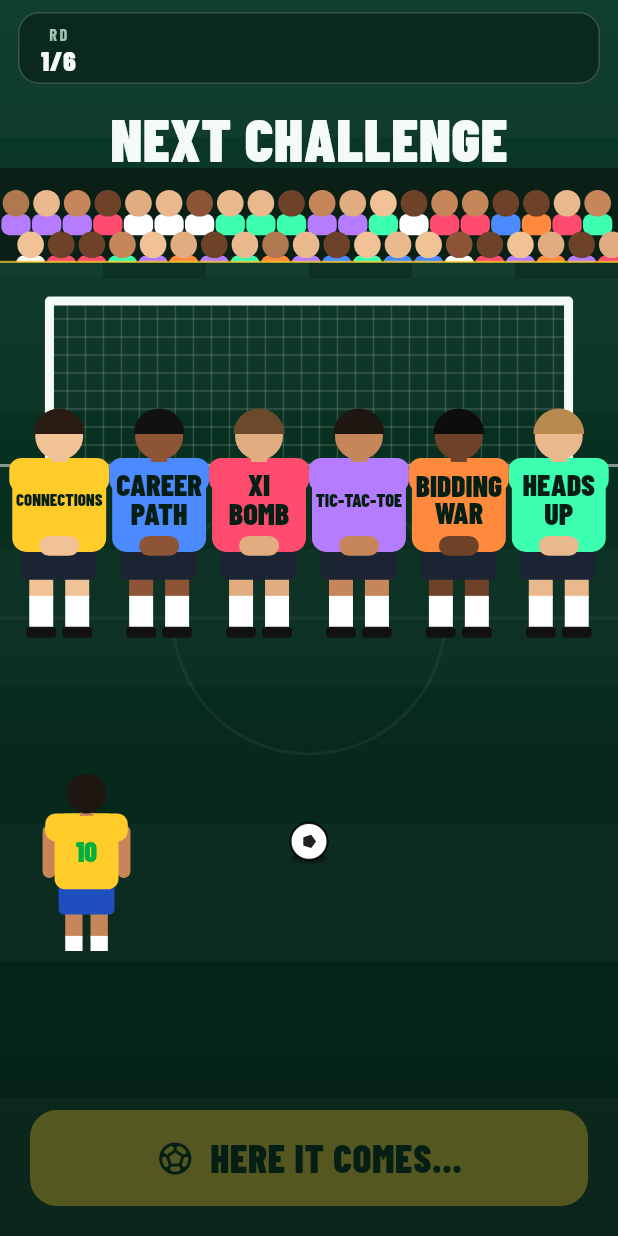
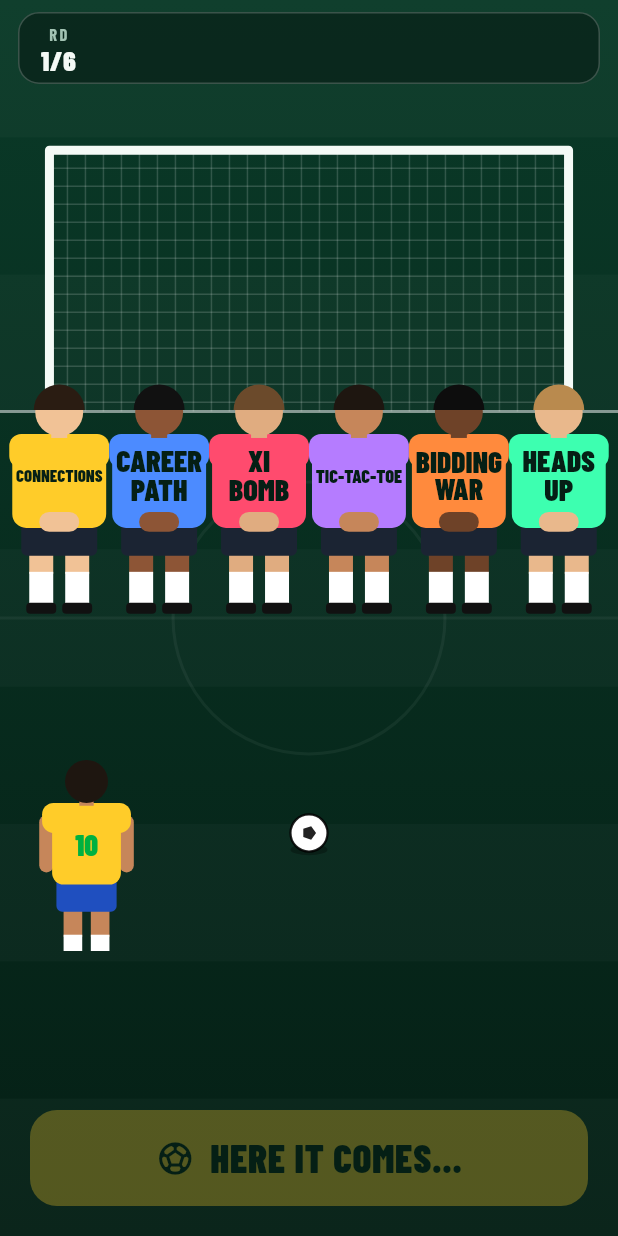
Before and after one commit to UncleAnthonys/quizinho, a Flutter app: the FreeKickScreen screen opened directly with empty values, after a tap on "PICK NEXT GAME", on a phone screen of 412 x 824 dp. Run offline on Flutter 3.47's test engine with Material 3 defaults, Android fonts, the phone set to English and light mode, and no system bars; our stand-ins replace audioplayers, sensors_plus, shared_preferences, speech_to_text, sqflite; accounts and stored records are empty.

Commit message:
Free kick: back to wildcard in the wall; drop the NEXT CHALLENGE heading
Co-Authored-By: Claude Opus 5.5 <noreply@anthropic.com>
Claude-Session: https://claude.ai/code/session_01Va16YyzRqxyN5QUKSTtrFu

```diff
--- a/lib/ui/screens/free_kick_screen.dart
+++ b/lib/ui/screens/free_kick_screen.dart
@@ -10,10 +10,9 @@ import '../../domain/tournament.dart';
 import '../match_flow.dart';
 import '../widgets/common.dart';
 
-/// "NEXT CHALLENGE": the games stand in a free-kick wall, one per shirt.
+/// Picks the next game: the games stand in a free-kick wall, one per shirt.
 /// The taker runs up, the ball smacks one of them, he goes down and that's the
-/// next game. The wildcard isn't in the wall: when it comes up the shot flies
-/// way wide and clatters a fan in the crowd. The pick itself comes from [Tournament.spin], and the animation
+/// next game. The pick itself comes from [Tournament.spin], and the animation
 /// just aims at it.
 class FreeKickScreen extends StatefulWidget {
   const FreeKickScreen({super.key, required this.tournament});
@@ -37,13 +36,11 @@ class _FreeKickScreenState extends State<FreeKickScreen> with TickerProviderStat
       AnimationController(vsync: this, duration: const Duration(milliseconds: 1800))..repeat();
   late final AnimationController _reveal =
       AnimationController(vsync: this, duration: const Duration(milliseconds: 600));
-  late final List<GameModeId> _wall =
-      widget.tournament.wheelSegments.where((m) => m != GameModeId.wildcard).toList();
-  late final _ShirtLabels _labels = _ShirtLabels(_wall);
+  late final List<GameModeId> _segments = widget.tournament.wheelSegments;
+  late final _ShirtLabels _labels = _ShirtLabels(_segments);
   final _rnd = Random();
 
-  int? _target; // wall index hit; null when it goes in the crowd
-  bool _crowd = false;
+  int? _target;
   double _curl = 1;
   bool _struck = false;
   bool _hit = false;
@@ -87,8 +84,7 @@ class _FreeKickScreenState extends State<FreeKickScreen> with TickerProviderStat
     final target = widget.tournament.spin();
     setState(() {
       _running = true;
-      _crowd = target == GameModeId.wildcard;
-      _target = _crowd ? null : _wall.indexOf(target);
+      _target = _segments.indexOf(target);
       _curl = _rnd.nextBool() ? 1 : -1;
     });
     _s.sound.play(Sfx.whistle, volume: 0.6);
@@ -122,21 +118,17 @@ class _FreeKickScreenState extends State<FreeKickScreen> with TickerProviderStat
           child: Column(children: [
             Scoreboard(tournament: t),
             const SizedBox(height: 12),
-            Text(t.isFinalRound ? 'FINAL ROUND' : 'NEXT CHALLENGE',
-                style: AppText.headline(40, color: t.isFinalRound ? Palette.gold : Palette.text)),
             Expanded(
               child: GestureDetector(
                 onTap: _go,
                 child: CustomPaint(
                   size: Size.infinite,
                   painter: _FreeKickPainter(
-                    segments: _wall,
+                    segments: _segments,
                     labels: _labels,
                     kick: _kick,
                     idle: _idle,
-                    going: _running || _landed != null,
                     target: _target,
-                    crowd: _crowd,
                     curl: _curl,
                   ),
                 ),
@@ -149,7 +141,7 @@ class _FreeKickScreenState extends State<FreeKickScreen> with TickerProviderStat
                 child: landed == null
                     ? Column(mainAxisAlignment: MainAxisAlignment.end, children: [
                         BigButton(
-                          label: _running ? 'Here it comes…' : 'Pick next game',
+                          label: _running ? 'Here it comes…' : (t.isFinalRound ? 'Pick final game' : 'Pick next game'),
                           icon: Icons.sports_soccer,
                           onPressed: _running ? null : _go,
                         ),
@@ -235,9 +227,7 @@ class _FreeKickPainter extends CustomPainter {
     required this.labels,
     required this.kick,
     required this.idle,
-    required this.going,
     required this.target,
-    required this.crowd,
     required this.curl,
   }) : super(repaint: Listenable.merge([kick, idle]));
 
@@ -245,9 +235,7 @@ class _FreeKickPainter extends CustomPainter {
   final _ShirtLabels labels;
   final Animation<double> kick;
   final Animation<double> idle;
-  final bool going; // kick under way (or done)
-  final int? target; // wall player hit, null before the kick or for the crowd
-  final bool crowd; // wildcard: the shot goes in the stands
+  final int? target;
   final double curl;
 
   static const _skins = [
@@ -279,27 +267,20 @@ class _FreeKickPainter extends CustomPainter {
 
     final spot = Offset(w * 0.5, h * 0.86);
     final ballR = max(7.0, min(w, h) * 0.03);
-    // The unlucky fan sits in the front row, out by the corner flag.
-    final fan = Offset(curl > 0 ? w * 0.92 : w * 0.08, h * 0.098);
-    final chest = tgt != null ? Offset(px(tgt), feetY - figH * 0.58) : (crowd ? fan : spot);
-    // Fall away from where the shot came from, but never off the screen.
-    var dir = tgt == null ? 1.0 : (px(tgt) >= spot.dx ? 1.0 : -1.0);
-    if (tgt != null) {
-      final reach = px(tgt) + dir * figH * 0.95;
-      if (reach > w || reach < 0) dir = -dir;
-    }
+    final chest = tgt == null ? spot : Offset(px(tgt), feetY - figH * 0.58);
+    // Fall away from where the shot came from.
+    final dir = tgt == null ? 1.0 : (px(tgt) >= spot.dx ? 1.0 : -1.0);
 
-    _stands(canvas, w, h, t, fan);
     _goal(canvas, w, h);
 
     // Everyone hops as the ball is struck.
     double hop() {
       const end = _Beat.impact + 0.12;
-      if (!going || t < _Beat.strike || t > end) return 0;
+      if (tgt == null || t < _Beat.strike || t > end) return 0;
       return sin((t - _Beat.strike) / (end - _Beat.strike) * pi) * slot * 0.32;
     }
 
-    final idleOn = !going;
+    final idleOn = tgt == null;
     for (var i = 0; i < n; i++) {
       if (i == tgt) continue;
       final bob = idleOn ? sin((idle.value + i * 0.17) * 2 * pi) * slot * 0.025 : 0.0;
@@ -312,61 +293,13 @@ class _FreeKickPainter extends CustomPainter {
       _player(canvas, Offset(px(tgt), feetY - (down ? 0 : hop())), slot, tgt, angle, down);
       if (down && t < _Beat.impact + 0.12) _burst(canvas, chest, slot, (t - _Beat.impact) / 0.12);
     }
-    if (crowd && going && t >= _Beat.impact && t < _Beat.impact + 0.12) {
-      _burst(canvas, fan, h * 0.05, (t - _Beat.impact) / 0.12);
-    }
 
     _ball(canvas, t, spot, chest, ballR, feetY, slot, dir, w, h);
-    _takerFigure(canvas, t, w, h, going);
-  }
-
-  /// Two rows of fans behind the goal, with advertising boards in front.
-  void _stands(Canvas canvas, double w, double h, double t, Offset fan) {
-    final bottom = h * 0.14;
-    canvas.drawRect(Rect.fromLTRB(0, 0, w, bottom), Paint()..color = const Color(0xFF0A1F16));
-    final r = h * 0.017;
-    final rnd = Random(11); // same crowd every frame
-    final jump = going && t >= _Beat.impact ? sin(((t - _Beat.impact) / 0.3).clamp(0.0, 1.0) * pi) * r * 0.9 : 0.0;
-    for (final (row, y) in [(0, h * 0.045), (1, h * 0.098)]) {
-      for (var x = r * (row == 0 ? 1.2 : 2.3); x < w; x += r * 2.3) {
-        final skin = _skins[rnd.nextInt(_skins.length)];
-        final top = Palette.teams[rnd.nextInt(Palette.teams.length)];
-        final phase = rnd.nextDouble();
-        if (crowd && row == 1 && (x - fan.dx).abs() < r * 1.6) continue; // drawn on their own below
-        final bob = going ? -jump * phase : sin((idle.value + phase) * 2 * pi) * r * 0.12;
-        _fan(canvas, Offset(x, y + bob), r, skin, top, 0);
-      }
-    }
-    if (crowd) {
-      final f = going && t >= _Beat.impact ? ((t - _Beat.impact) / 0.35).clamp(0.0, 1.0) : 0.0;
-      _fan(canvas, fan, r, _skins[1], Palette.teams[3], -curl * 0.75 * Curves.elasticOut.transform(f));
-    }
-    // advertising boards
-    final boardTop = h * 0.12;
-    const segs = 6;
-    for (var k = 0; k < segs; k++) {
-      canvas.drawRect(Rect.fromLTRB(w * k / segs, boardTop, w * (k + 1) / segs, bottom),
-          Paint()..color = k.isEven ? const Color(0xFF123F2D) : const Color(0xFF0D3122));
-    }
-    canvas.drawLine(Offset(0, boardTop), Offset(w, boardTop),
-        Paint()
-          ..color = Palette.yellow.withValues(alpha: 0.7)
-          ..strokeWidth = 1.5);
-  }
-
-  /// A fan: head and shoulders, tipped back by [tilt] radians when hit.
-  void _fan(Canvas canvas, Offset head, double r, Color skin, Color top, double tilt) {
-    canvas.save();
-    canvas.translate(head.dx, head.dy + r * 1.8);
-    canvas.rotate(tilt);
-    canvas.drawRRect(RRect.fromLTRBR(-r * 1.1, -r * 1.0, r * 1.1, r * 0.6, Radius.circular(r * 0.6)),
-        Paint()..color = top);
-    canvas.drawCircle(Offset(0, -r * 1.8), r, Paint()..color = skin);
-    canvas.restore();
+    _takerFigure(canvas, t, w, h, tgt != null);
   }
 
   void _goal(Canvas canvas, double w, double h) {
-    final l = w * 0.08, r = w * 0.92, top = h * 0.17, bottom = h * 0.38;
+    final l = w * 0.08, r = w * 0.92, top = h * 0.05, bottom = h * 0.36;
     final net = Paint()
       ..color = Colors.white.withValues(alpha: 0.16)
       ..strokeWidth = 1;
@@ -457,34 +390,21 @@ class _FreeKickPainter extends CustomPainter {
     double r;
     double groundY;
     double spin = 0;
-    var opacity = 1.0;
-    if (!going || t < _Beat.strike) {
+    if (target == null || t < _Beat.strike) {
       pos = spot;
       r = r0;
       groundY = spot.dy;
     } else if (t < _Beat.impact) {
       final u = Curves.easeIn.transform((t - _Beat.strike) / (_Beat.impact - _Beat.strike)) * 0.85 +
           (t - _Beat.strike) / (_Beat.impact - _Beat.strike) * 0.15;
-      // Wall: bends round and back in. Crowd: slices away towards the corner flag.
-      final ctrl = crowd
-          ? Offset(spot.dx + (chest.dx - spot.dx) * 0.2, (spot.dy + chest.dy) / 2)
-          : Offset((spot.dx + chest.dx) / 2 + curl * w * 0.30, (spot.dy + chest.dy) / 2 - h * 0.04);
+      final ctrl = Offset((spot.dx + chest.dx) / 2 + curl * w * 0.30, (spot.dy + chest.dy) / 2 - h * 0.04);
       pos = Offset(
         (1 - u) * (1 - u) * spot.dx + 2 * (1 - u) * u * ctrl.dx + u * u * chest.dx,
         (1 - u) * (1 - u) * spot.dy + 2 * (1 - u) * u * ctrl.dy + u * u * chest.dy,
       );
-      r = _lerp(r0, r0 * (crowd ? 0.5 : 0.72), u);
-      groundY = crowd ? pos.dy + h * 0.08 * (1 - u) : _lerp(spot.dy, feetY, u);
+      r = _lerp(r0, r0 * 0.72, u);
+      groundY = _lerp(spot.dy, feetY, u);
       spin = u * 12;
-    } else if (crowd) {
-      // Pops up off the fan's head and disappears into the stand.
-      final u = ((t - _Beat.impact) / 0.3).clamp(0.0, 1.0);
-      pos = chest + Offset(-curl * w * 0.06 * u, -sin(u * pi) * h * 0.05 + u * h * 0.03);
-      r = r0 * 0.5;
-      groundY = pos.dy;
-      spin = 12 + u * 6;
-      opacity = 1 - u;
-      if (opacity <= 0) return;
     } else {
       // Rebound: drops in front of the wall, bounces once, rolls off.
       final u = ((t - _Beat.impact) / (1 - _Beat.impact)).clamp(0.0, 1.0);
@@ -497,17 +417,15 @@ class _FreeKickPainter extends CustomPainter {
       groundY = ground;
       spin = 12 + u * 6;
     }
-    // shadow (not once it's up in the stands)
-    if (!(crowd && t >= _Beat.impact)) {
-      canvas.drawOval(Rect.fromCenter(center: Offset(pos.dx, groundY + r * 0.9), width: r * 2, height: r * 0.6),
-          Paint()..color = Colors.black.withValues(alpha: 0.3 * opacity));
-    }
-    canvas.drawCircle(pos, r, Paint()..color = Colors.white.withValues(alpha: opacity));
+    // shadow
+    canvas.drawOval(Rect.fromCenter(center: Offset(pos.dx, groundY + r * 0.9), width: r * 2, height: r * 0.6),
+        Paint()..color = Colors.black.withValues(alpha: 0.3));
+    canvas.drawCircle(pos, r, Paint()..color = Colors.white);
     canvas.drawCircle(pos, r,
         Paint()
           ..style = PaintingStyle.stroke
           ..strokeWidth = max(1, r * 0.12)
-          ..color = Colors.black.withValues(alpha: 0.87 * opacity));
+          ..color = Colors.black87);
     final patch = Path();
     for (var k = 0; k < 5; k++) {
       final a = spin + k * 2 * pi / 5;
@@ -518,7 +436,7 @@ class _FreeKickPainter extends CustomPainter {
         patch.lineTo(p.dx, p.dy);
       }
     }
-    canvas.drawPath(patch..close(), Paint()..color = Colors.black.withValues(alpha: 0.87 * opacity));
+    canvas.drawPath(patch..close(), Paint()..color = Colors.black87);
   }
 
   /// The taker, seen from behind: runs in from bottom-left, strikes, follows through.
@@ -573,9 +491,5 @@ class _FreeKickPainter extends CustomPainter {
 
   @override
   bool shouldRepaint(covariant _FreeKickPainter old) =>
-      old.going != going ||
-      old.target != target ||
-      old.crowd != crowd ||
-      old.curl != curl ||
-      old.segments != segments;
+      old.target != target || old.curl != curl || old.segments != segments;
 }
```
